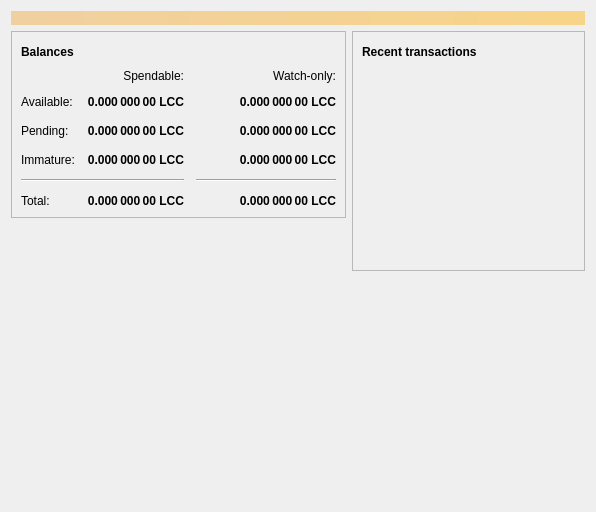
litecoincash-project/litecoincash, file src/qt/forms/overviewpage.ui: the form before one commit.
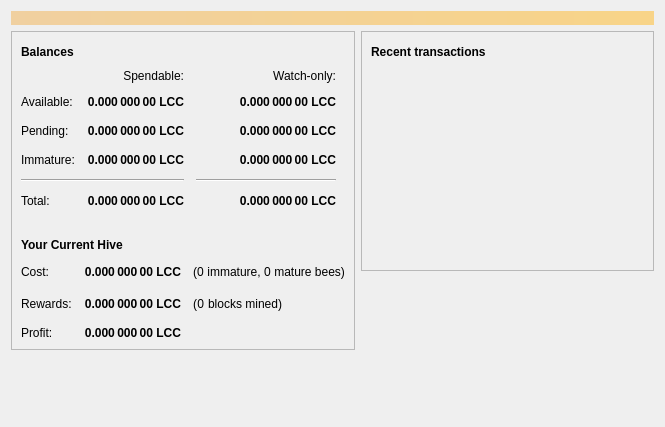
The form after the commit. Icons and pictures are not drawn.

Commit message: Hive implementation

```diff
--- a/src/qt/forms/overviewpage.ui
+++ b/src/qt/forms/overviewpage.ui
@@ -6,8 +6,8 @@
    <rect>
     <x>0</x>
     <y>0</y>
-    <width>596</width>
-    <height>512</height>
+    <width>665</width>
+    <height>427</height>
    </rect>
   </property>
   <property name="windowTitle">
@@ -39,6 +39,11 @@
       <layout class="QVBoxLayout" name="verticalLayout_2">
        <item>
         <widget class="QFrame" name="frame">
+         <property name="styleSheet">
+          <string notr="true">#frame {background:url(:/icons/presentationlogofade);
+background-repeat:no-repeat;
+background-position:bottom right;}</string>
+         </property>
          <property name="frameShape">
           <enum>QFrame::StyledPanel</enum>
          </property>
@@ -403,35 +408,283 @@
             </item>
            </layout>
           </item>
+          <item>
+           <spacer name="verticalSpacer_3">
+            <property name="orientation">
+             <enum>Qt::Vertical</enum>
+            </property>
+            <property name="sizeType">
+             <enum>QSizePolicy::Fixed</enum>
+            </property>
+            <property name="sizeHint" stdset="0">
+             <size>
+              <width>20</width>
+              <height>20</height>
+             </size>
+            </property>
+           </spacer>
+          </item>
+          <item>
+           <layout class="QHBoxLayout" name="horizontalLayout_3">
+            <item>
+             <widget class="QLabel" name="label_6">
+              <property name="font">
+               <font>
+                <weight>75</weight>
+                <bold>true</bold>
+               </font>
+              </property>
+              <property name="text">
+               <string>Your Current Hive</string>
+              </property>
+             </widget>
+            </item>
+            <item>
+             <widget class="QPushButton" name="beeButton">
+              <property name="enabled">
+               <bool>true</bool>
+              </property>
+              <property name="maximumSize">
+               <size>
+                <width>30</width>
+                <height>16777215</height>
+               </size>
+              </property>
+              <property name="toolTip">
+               <string>The displayed information may be out of date. Your wallet automatically synchronizes with the LitecoinCash network after a connection is established, but this process has not completed yet.</string>
+              </property>
+              <property name="text">
+               <string/>
+              </property>
+              <property name="icon">
+               <iconset resource="../bitcoin.qrc">
+                <normaloff>:/icons/bee</normaloff>:/icons/bee</iconset>
+              </property>
+              <property name="iconSize">
+               <size>
+                <width>24</width>
+                <height>24</height>
+               </size>
+              </property>
+              <property name="flat">
+               <bool>true</bool>
+              </property>
+             </widget>
+            </item>
+            <item>
+             <spacer name="horizontalSpacer_4">
+              <property name="orientation">
+               <enum>Qt::Horizontal</enum>
+              </property>
+              <property name="sizeHint" stdset="0">
+               <size>
+                <width>40</width>
+                <height>20</height>
+               </size>
+              </property>
+             </spacer>
+            </item>
+           </layout>
+          </item>
+          <item>
+           <layout class="QGridLayout" name="gridLayout_2">
+            <property name="spacing">
+             <number>12</number>
+            </property>
+            <item row="2" column="0">
+             <widget class="QLabel" name="profitLabel_2">
+              <property name="text">
+               <string>Profit:</string>
+              </property>
+             </widget>
+            </item>
+            <item row="1" column="0">
+             <widget class="QLabel" name="rewardsLabel">
+              <property name="text">
+               <string>Rewards:</string>
+              </property>
+             </widget>
+            </item>
+            <item row="1" column="1">
+             <widget class="QLabel" name="rewardsPaidLabel">
+              <property name="font">
+               <font>
+                <weight>75</weight>
+                <bold>true</bold>
+               </font>
+              </property>
+              <property name="text">
+               <string>0.000 000 00 LCC</string>
+              </property>
+              <property name="alignment">
+               <set>Qt::AlignRight|Qt::AlignTrailing|Qt::AlignVCenter</set>
+              </property>
+             </widget>
+            </item>
+            <item row="0" column="1">
+             <widget class="QLabel" name="costLabel">
+              <property name="font">
+               <font>
+                <weight>75</weight>
+                <bold>true</bold>
+               </font>
+              </property>
+              <property name="text">
+               <string>0.000 000 00 LCC</string>
+              </property>
+              <property name="alignment">
+               <set>Qt::AlignRight|Qt::AlignTrailing|Qt::AlignVCenter</set>
+              </property>
+             </widget>
+            </item>
+            <item row="2" column="1">
+             <widget class="QLabel" name="profitLabel">
+              <property name="font">
+               <font>
+                <weight>75</weight>
+                <bold>true</bold>
+               </font>
+              </property>
+              <property name="text">
+               <string>0.000 000 00 LCC</string>
+              </property>
+              <property name="alignment">
+               <set>Qt::AlignRight|Qt::AlignTrailing|Qt::AlignVCenter</set>
+              </property>
+             </widget>
+            </item>
+            <item row="0" column="0">
+             <widget class="QLabel" name="costLabel_2">
+              <property name="text">
+               <string>Cost:</string>
+              </property>
+             </widget>
+            </item>
+            <item row="0" column="2">
+             <layout class="QHBoxLayout" name="horizontalLayout_11">
+              <property name="spacing">
+               <number>0</number>
+              </property>
+              <item>
+               <widget class="QLabel" name="blocksFoundRowLabel_3">
+                <property name="font">
+                 <font>
+                  <kerning>true</kerning>
+                 </font>
+                </property>
+                <property name="text">
+                 <string>(</string>
+                </property>
+               </widget>
+              </item>
+              <item>
+               <widget class="QLabel" name="immatureLabel">
+                <property name="text">
+                 <string>0</string>
+                </property>
+               </widget>
+              </item>
+              <item>
+               <widget class="QLabel" name="label_14">
+                <property name="text">
+                 <string> immature, </string>
+                </property>
+                <property name="alignment">
+                 <set>Qt::AlignRight|Qt::AlignTrailing|Qt::AlignVCenter</set>
+                </property>
+               </widget>
+              </item>
+              <item>
+               <widget class="QLabel" name="matureLabel">
+                <property name="text">
+                 <string>0</string>
+                </property>
+               </widget>
+              </item>
+              <item>
+               <widget class="QLabel" name="blocksFoundRowLabel_2">
+                <property name="font">
+                 <font>
+                  <kerning>true</kerning>
+                 </font>
+                </property>
+                <property name="text">
+                 <string> mature bees)</string>
+                </property>
+               </widget>
+              </item>
+              <item>
+               <spacer name="horizontalSpacer_14">
+                <property name="orientation">
+                 <enum>Qt::Horizontal</enum>
+                </property>
+                <property name="sizeHint" stdset="0">
+                 <size>
+                  <width>40</width>
+                  <height>20</height>
+                 </size>
+                </property>
+               </spacer>
+              </item>
+             </layout>
+            </item>
+            <item row="1" column="2">
+             <layout class="QHBoxLayout" name="horizontalLayout_12">
+              <property name="spacing">
+               <number>0</number>
+              </property>
+              <item>
+               <widget class="QLabel" name="blocksFoundRowLabel_4">
+                <property name="font">
+                 <font>
+                  <kerning>true</kerning>
+                 </font>
+                </property>
+                <property name="text">
+                 <string>(</string>
+                </property>
+               </widget>
+              </item>
+              <item>
+               <widget class="QLabel" name="blocksFoundLabel">
+                <property name="text">
+                 <string>0</string>
+                </property>
+                <property name="alignment">
+                 <set>Qt::AlignRight|Qt::AlignTrailing|Qt::AlignVCenter</set>
+                </property>
+               </widget>
+              </item>
+              <item>
+               <widget class="QLabel" name="label_15">
+                <property name="text">
+                 <string> blocks mined)</string>
+                </property>
+                <property name="alignment">
+                 <set>Qt::AlignRight|Qt::AlignTrailing|Qt::AlignVCenter</set>
+                </property>
+               </widget>
+              </item>
+              <item>
+               <spacer name="horizontalSpacer_15">
+                <property name="orientation">
+                 <enum>Qt::Horizontal</enum>
+                </property>
+                <property name="sizeHint" stdset="0">
+                 <size>
+                  <width>40</width>
+                  <height>20</height>
+                 </size>
+                </property>
+               </spacer>
+              </item>
+             </layout>
+            </item>
+           </layout>
+          </item>
          </layout>
         </widget>
        </item>
-       <item>
-        <widget class="QPushButton" name="spaceDropButton">
-         <property name="cursor">
-          <cursorShape>PointingHandCursor</cursorShape>
-         </property>
-         <property name="toolTip">
-          <string>&lt;html&gt;&lt;head/&gt;&lt;body&gt;&lt;p&gt;The first cryptocurrency dropped from Space! Click for more information about our successful SpaceDrop mission&lt;/p&gt;&lt;/body&gt;&lt;/html&gt;</string>
-         </property>
-         <property name="text">
-          <string/>
-         </property>
-         <property name="icon">
-          <iconset resource="../bitcoin.qrc">
-           <normaloff>:/icons/spacedrop</normaloff>:/icons/spacedrop</iconset>
-         </property>
-         <property name="iconSize">
-          <size>
-           <width>256</width>
-           <height>256</height>
-          </size>
-         </property>
-         <property name="flat">
-          <bool>true</bool>
-         </property>
-        </widget>
-       </item>
        <item>
         <spacer name="verticalSpacer">
          <property name="orientation">
```
The commit also changes 60 other files.
